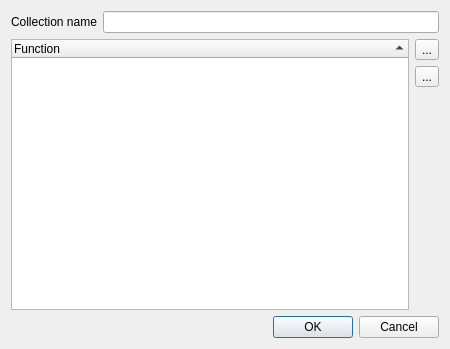
The window that main/collectioneditor.ui (Andersbakken/qlc) describes before a commit, drawn with Qt 5.
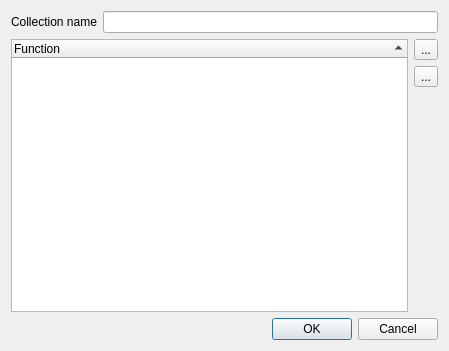
The same window after the commit. Icons and pictures are not drawn.

The edit to the form file:
```diff
--- a/main/collectioneditor.ui
+++ b/main/collectioneditor.ui
@@ -5,35 +5,35 @@
    <rect>
     <x>0</x>
     <y>0</y>
-    <width>450</width>
-    <height>349</height>
+    <width>449</width>
+    <height>351</height>
    </rect>
   </property>
   <property name="windowTitle" >
    <string>Collection editor</string>
   </property>
-  <layout class="QVBoxLayout" >
-   <item>
-    <layout class="QHBoxLayout" >
-     <item>
+  <layout class="QGridLayout" name="gridLayout" >
+   <item row="0" column="0" >
       <widget class="QLabel" name="m_nameLabel" >
+     <property name="sizePolicy" >
+      <sizepolicy vsizetype="Preferred" hsizetype="Maximum" >
+       <horstretch>0</horstretch>
+       <verstretch>0</verstretch>
+      </sizepolicy>
+     </property>
        <property name="text" >
         <string>Collection name</string>
        </property>
       </widget>
      </item>
-     <item>
+   <item row="0" column="1" colspan="2" >
       <widget class="QLineEdit" name="m_nameEdit" >
        <property name="toolTip" >
         <string>Name of the function being edited</string>
        </property>
       </widget>
      </item>
-    </layout>
-   </item>
-   <item>
-    <layout class="QHBoxLayout" >
-     <item>
+   <item rowspan="3" row="1" column="0" colspan="2" >
       <widget class="QTreeWidget" name="m_tree" >
        <property name="rootIsDecorated" >
         <bool>false</bool>
@@ -54,9 +54,7 @@
        </column>
       </widget>
      </item>
-     <item>
-      <layout class="QVBoxLayout" >
-       <item>
+   <item row="1" column="2" >
         <widget class="QToolButton" name="m_add" >
          <property name="toolTip" >
           <string>Add function(s) to the collection</string>
@@ -76,7 +74,7 @@
          </property>
         </widget>
        </item>
-       <item>
+   <item row="2" column="2" >
         <widget class="QToolButton" name="m_remove" >
          <property name="toolTip" >
           <string>Remove the selected function</string>
@@ -96,7 +94,7 @@
          </property>
         </widget>
        </item>
-       <item>
+   <item row="3" column="2" >
         <spacer>
          <property name="orientation" >
           <enum>Qt::Vertical</enum>
@@ -109,11 +107,7 @@
          </property>
         </spacer>
        </item>
-      </layout>
-     </item>
-    </layout>
-   </item>
-   <item>
+   <item row="4" column="0" colspan="3" >
     <widget class="QDialogButtonBox" name="m_buttonBox" >
      <property name="orientation" >
       <enum>Qt::Horizontal</enum>
```
Lines whose indentation alone changed are shown as unchanged.
